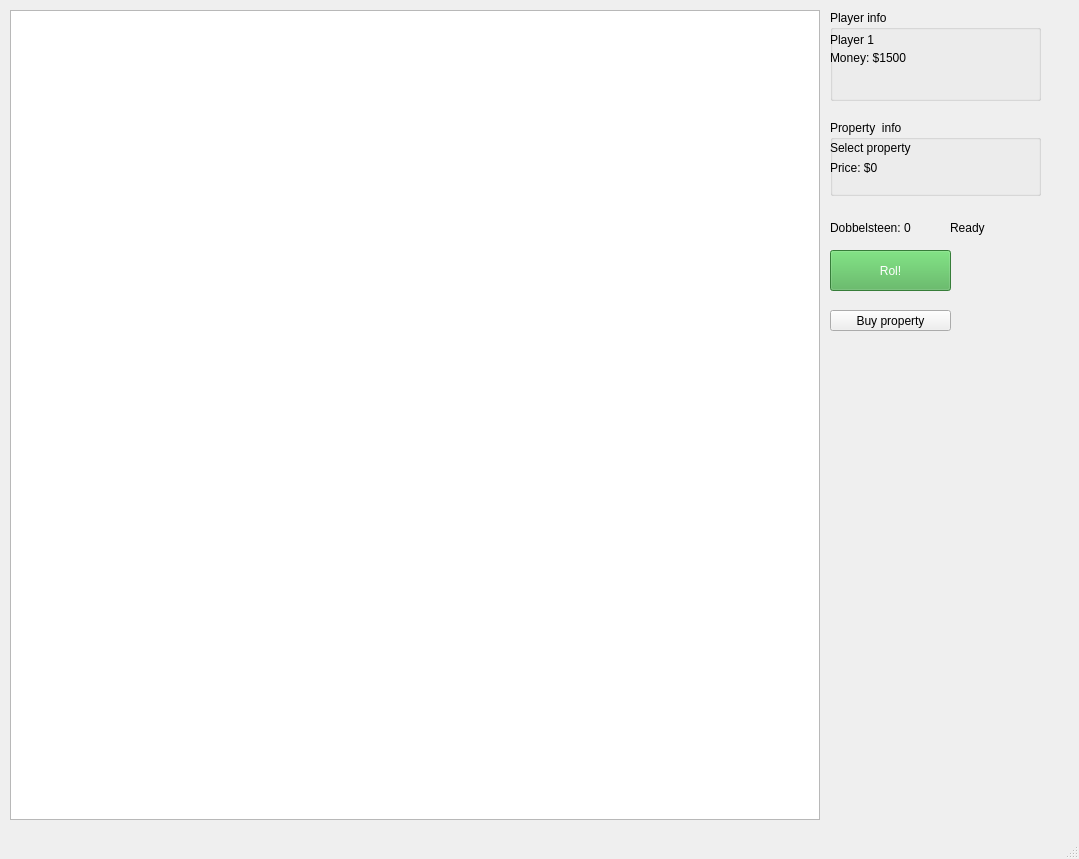
Old version of the form mainwindow.ui in the repository MarkHA-2469434/Groep-nr12.
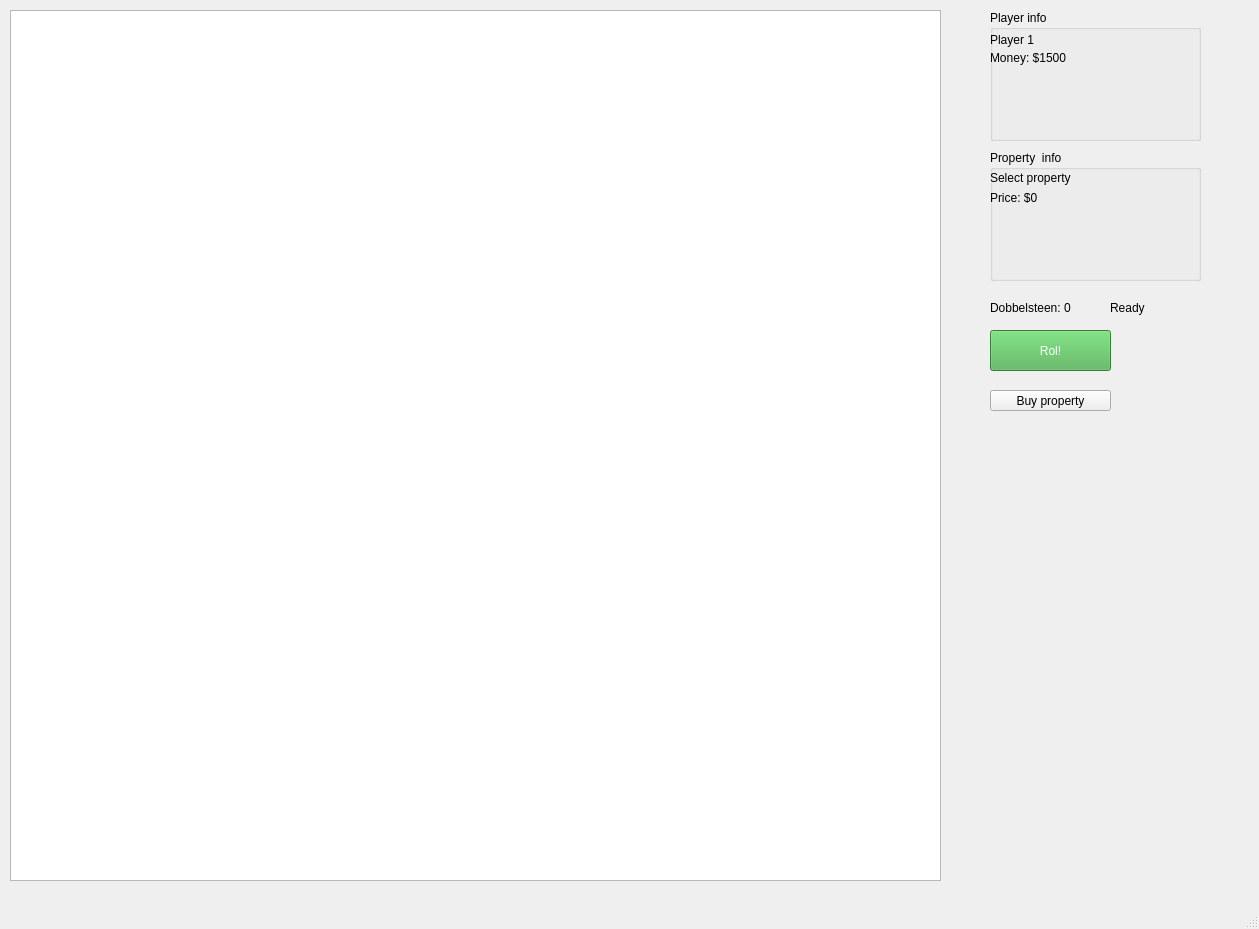
New version of the form.

```diff
--- a/mainwindow.ui
+++ b/mainwindow.ui
@@ -6,8 +6,8 @@
    <rect>
     <x>0</x>
     <y>0</y>
-    <width>1079</width>
-    <height>859</height>
+    <width>1259</width>
+    <height>929</height>
    </rect>
   </property>
   <property name="windowTitle">
@@ -19,22 +19,16 @@
      <rect>
       <x>10</x>
       <y>10</y>
-      <width>810</width>
-      <height>810</height>
+      <width>931</width>
+      <height>871</height>
      </rect>
     </property>
-    <property name="minimumSize">
-     <size>
-      <width>256</width>
-      <height>0</height>
-     </size>
-    </property>
    </widget>
    <widget class="QPushButton" name="rollButton">
     <property name="geometry">
      <rect>
-      <x>830</x>
-      <y>250</y>
+      <x>990</x>
+      <y>330</y>
       <width>121</width>
       <height>41</height>
      </rect>
@@ -49,8 +43,8 @@
    <widget class="QLabel" name="diceLabel">
     <property name="geometry">
      <rect>
-      <x>830</x>
-      <y>220</y>
+      <x>990</x>
+      <y>300</y>
       <width>121</width>
       <height>16</height>
      </rect>
@@ -62,8 +56,8 @@
    <widget class="QPushButton" name="buyButton">
     <property name="geometry">
      <rect>
-      <x>830</x>
-      <y>310</y>
+      <x>990</x>
+      <y>390</y>
       <width>121</width>
       <height>21</height>
      </rect>
@@ -75,8 +69,8 @@
    <widget class="QLabel" name="statusLabel">
     <property name="geometry">
      <rect>
-      <x>950</x>
-      <y>220</y>
+      <x>1110</x>
+      <y>300</y>
       <width>131</width>
       <height>16</height>
      </rect>
@@ -88,10 +82,10 @@
    <widget class="QGroupBox" name="playerGroup">
     <property name="geometry">
      <rect>
-      <x>830</x>
+      <x>990</x>
       <y>10</y>
       <width>211</width>
-      <height>91</height>
+      <height>131</height>
      </rect>
     </property>
     <property name="title">
@@ -127,10 +121,10 @@
    <widget class="QGroupBox" name="propertyGroup">
     <property name="geometry">
      <rect>
-      <x>830</x>
-      <y>120</y>
+      <x>990</x>
+      <y>150</y>
       <width>211</width>
-      <height>76</height>
+      <height>131</height>
      </rect>
     </property>
     <property name="title">
```
Left out of the diff: 4 changed lines with no effect on the pictures.
